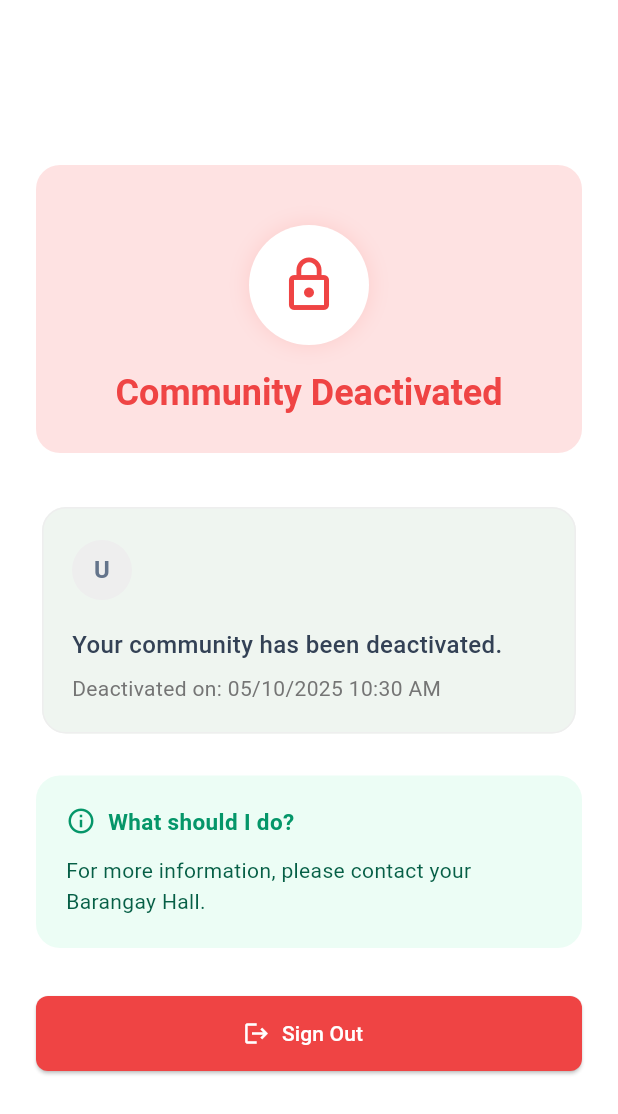
After one commit to 0phl/Pulse-App, a Flutter app: the DeactivatedCommunityPage screen opened directly, on a phone screen of 412 x 824 dp. The commit adds this screen. Shown: the top 1114 px of the screen. Run offline on Flutter 3.47's test engine with Material 3 defaults, Android fonts, the light colour scheme and no system bars; our stand-ins replace cached_network_image, chewie, cloud_firestore, cloud_functions, connectivity_plus, dio and 29 more; missing offline and left inert: cloudinary_public, dart:html, dart:js_util, docx_viewer, flutter_pdfview, gal and 4 more; accounts and stored records are empty; network calls fail; statements that could not run were skipped.

Commit message:
Add real-time community deactivation detection for users

```diff
--- /dev/null
+++ b/lib/pages/deactivated_community_page.dart
@@ -0,0 +1,235 @@
+import 'package:flutter/material.dart';
+import 'package:firebase_auth/firebase_auth.dart';
+import 'package:intl/intl.dart';
+
+class DeactivatedCommunityPage extends StatelessWidget {
+  final FirebaseAuth _auth = FirebaseAuth.instance;
+
+  DeactivatedCommunityPage({Key? key}) : super(key: key);
+
+  @override
+  Widget build(BuildContext context) {
+    return WillPopScope(
+      onWillPop: () async => false, // Prevent back navigation
+      child: Scaffold(
+        backgroundColor: Colors.white,
+        body: SafeArea(
+          child: Center(
+            child: SingleChildScrollView(
+              child: Padding(
+                padding: const EdgeInsets.all(24.0),
+                child: Column(
+                  mainAxisAlignment: MainAxisAlignment.center,
+                  children: [
+                    // Top section with lock icon and title
+                    Container(
+                      width: double.infinity,
+                      decoration: BoxDecoration(
+                        color: const Color(0xFFFEE2E2),
+                        borderRadius: BorderRadius.circular(16),
+                      ),
+                      padding: const EdgeInsets.only(
+                          top: 40, bottom: 24, left: 20, right: 20),
+                      child: Column(
+                        children: [
+                          // Lock icon
+                          Container(
+                            width: 80,
+                            height: 80,
+                            decoration: BoxDecoration(
+                              color: Colors.white,
+                              shape: BoxShape.circle,
+                              boxShadow: [
+                                BoxShadow(
+                                  color: Colors.red.withOpacity(0.1),
+                                  blurRadius: 10,
+                                  spreadRadius: 2,
+                                ),
+                              ],
+                            ),
+                            child: const Icon(
+                              Icons.lock_outline,
+                              size: 40,
+                              color: Color(0xFFEF4444),
+                            ),
+                          ),
+                          const SizedBox(height: 16),
+                          Text(
+                            'Community Deactivated',
+                            style: Theme.of(context)
+                                .textTheme
+                                .headlineSmall
+                                ?.copyWith(
+                                  fontWeight: FontWeight.bold,
+                                  color: const Color(0xFFEF4444),
+                                ),
+                          ),
+                        ],
+                      ),
+                    ),
+
+                    const SizedBox(height: 32),
+
+                    // User info and deactivation message
+                    Card(
+                      elevation: 0,
+                      shape: RoundedRectangleBorder(
+                        borderRadius: BorderRadius.circular(16),
+                        side: BorderSide(
+                          color: Colors.grey.shade200,
+                          width: 1,
+                        ),
+                      ),
+                      child: Padding(
+                        padding: const EdgeInsets.all(20.0),
+                        child: Column(
+                          crossAxisAlignment: CrossAxisAlignment.start,
+                          children: [
+                            // User info
+                            Row(
+                              children: [
+                                CircleAvatar(
+                                  backgroundColor: Colors.grey.shade200,
+                                  radius: 20,
+                                  child: Text(
+                                    _auth.currentUser?.displayName?.isNotEmpty == true
+                                        ? _auth.currentUser!.displayName![0].toUpperCase()
+                                        : 'U',
+                                    style: const TextStyle(
+                                      color: Color(0xFF64748B),
+                                      fontWeight: FontWeight.bold,
+                                    ),
+                                  ),
+                                ),
+                                const SizedBox(width: 12),
+                                Expanded(
+                                  child: Column(
+                                    crossAxisAlignment: CrossAxisAlignment.start,
+                                    children: [
+                                      Text(
+                                        _auth.currentUser?.displayName ?? 'User',
+                                        style: const TextStyle(
+                                          fontWeight: FontWeight.bold,
+                                          fontSize: 16,
+                                        ),
+                                      ),
+                                      Text(
+                                        _auth.currentUser?.email ?? '',
+                                        style: TextStyle(
+                                          color: Colors.grey.shade600,
+                                          fontSize: 14,
+                                        ),
+                                      ),
+                                    ],
+                                  ),
+                                ),
+                              ],
+                            ),
+
+                            const SizedBox(height: 16),
+
+                            // Deactivation message
+                            const Text(
+                              'Your community has been deactivated.',
+                              style: TextStyle(
+                                fontSize: 16,
+                                fontWeight: FontWeight.w500,
+                                color: Color(0xFF334155),
+                              ),
+                            ),
+
+                            const SizedBox(height: 8),
+
+                            Text(
+                              'Deactivated on: ${DateFormat('MM/dd/yyyy h:mm a').format(DateTime.now())}',
+                              style: TextStyle(
+                                fontSize: 14,
+                                color: Colors.grey.shade600,
+                              ),
+                            ),
+                          ],
+                        ),
+                      ),
+                    ),
+
+                    const SizedBox(height: 24),
+
+                    // What to do section
+                    Container(
+                      width: double.infinity,
+                      decoration: BoxDecoration(
+                        color: const Color(0xFFECFDF5),
+                        borderRadius: BorderRadius.circular(16),
+                      ),
+                      padding: const EdgeInsets.all(20),
+                      child: Column(
+                        crossAxisAlignment: CrossAxisAlignment.start,
+                        children: [
+                          Row(
+                            children: [
+                              const Icon(
+                                Icons.info_outline,
+                                color: Color(0xFF059669),
+                                size: 20,
+                              ),
+                              const SizedBox(width: 8),
+                              const Text(
+                                'What should I do?',
+                                style: TextStyle(
+                                  fontWeight: FontWeight.bold,
+                                  fontSize: 15,
+                                  color: Color(0xFF059669),
+                                ),
+                              ),
+                            ],
+                          ),
+                          const SizedBox(height: 12),
+                          const Text(
+                            'For more information, please contact your Barangay Hall.',
+                            style: TextStyle(
+                              fontSize: 14,
+                              color: Color(0xFF065F46),
+                              height: 1.5,
+                            ),
+                          ),
+                        ],
+                      ),
+                    ),
+
+                    const SizedBox(height: 32),
+
+                    // Sign out button
+                    SizedBox(
+                      width: double.infinity,
+                      height: 50,
+                      child: ElevatedButton.icon(
+                        onPressed: () async {
+                          await _auth.signOut();
+                          if (context.mounted) {
+                            Navigator.of(context).pushNamedAndRemoveUntil(
+                              '/login',
+                              (route) => false,
+                            );
+                          }
+                        },
+                        icon: const Icon(Icons.logout),
+                        label: const Text('Sign Out'),
+                        style: ElevatedButton.styleFrom(
+                          backgroundColor: const Color(0xFFEF4444),
+                          foregroundColor: Colors.white,
+                          shape: RoundedRectangleBorder(
+                            borderRadius: BorderRadius.circular(8),
+                          ),
+                        ),
+                      ),
+                    ),
+                  ],
+                ),
+              ),
+            ),
+          ),
+        ),
+      ),
+    );
+  }
+}
```
Also changed, not shown: lib/main.dart (+40 -0 lines), lib/services/user_service.dart (added, +165 -0 lines), lib/widgets/auth_wrapper.dart (+40 -4 lines), lib/widgets/delayed_auth_wrapper.dart (+27 -1 lines).
